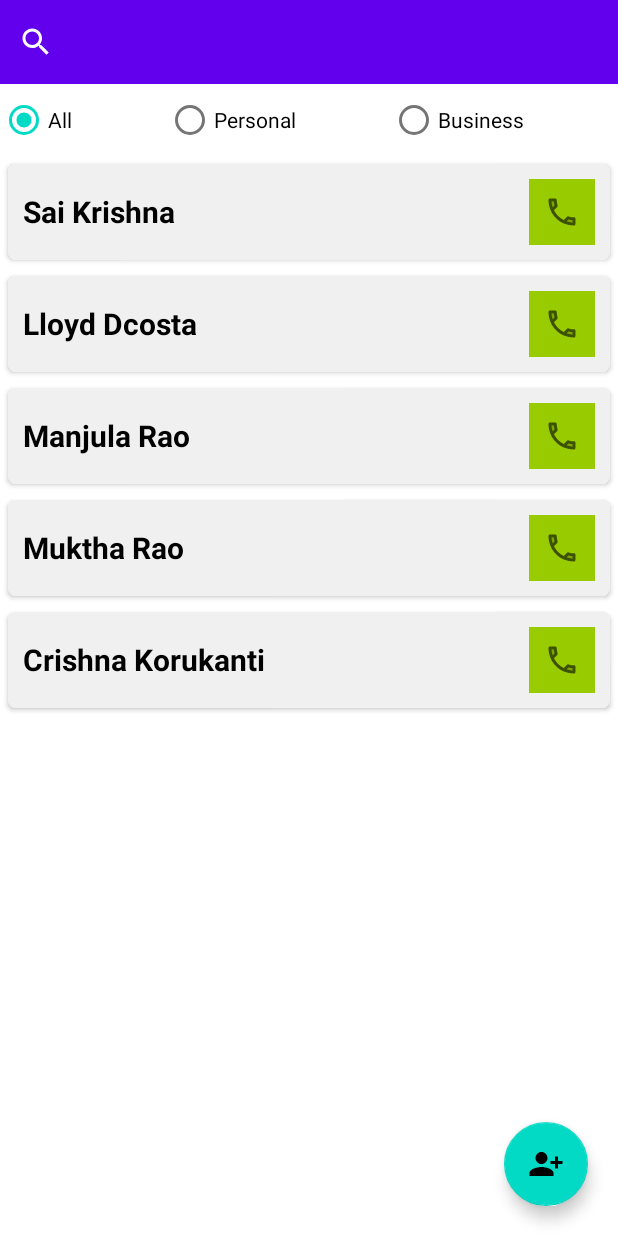
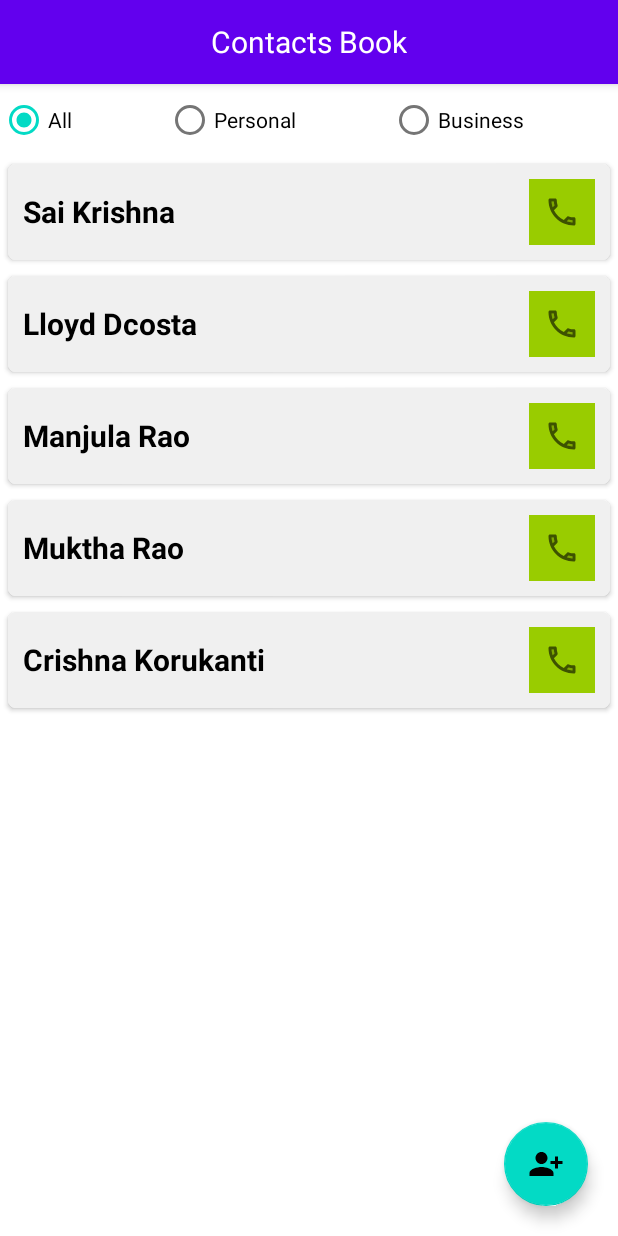
Before and after one commit to krishnakorukanti/contactsbook, an Android app: the screen it shows after launch (MainActivity), on a phone screen of 412 x 824 dp. Run offline under Robolectric (Android 15) with nearby library versions, the phone set to English and light mode, and no system bars; our stand-ins replace Room's generated code.

Commit message:
Edit Contacts

```diff
--- a/app/src/main/java/com/crishna/contactsbook/room/DaoContacts.kt
+++ b/app/src/main/java/com/crishna/contactsbook/room/DaoContacts.kt
@@ -1,10 +1,7 @@
 package com.crishna.contactsbook.room
 
 import androidx.lifecycle.LiveData
-import androidx.room.Dao
-import androidx.room.Delete
-import androidx.room.Insert
-import androidx.room.Query
+import androidx.room.*
 import com.crishna.contactsbook.model.Person
 
 @Dao
@@ -28,4 +25,11 @@ interface DaoContacts {
 
     @Delete
     fun deleteContact(person: Person)
+
+    @Update
+    suspend fun updateContact(person: Person)
+
+    @Query("Select * from Contacts where firstname Like (:searchQuery) or lastname Like (:searchQuery)")
+    fun searchContacts(searchQuery : String) : LiveData<List<Person>>
+
 }
--- a/app/src/main/java/com/crishna/contactsbook/viewmodel/CreateViewModel.kt
+++ b/app/src/main/java/com/crishna/contactsbook/viewmodel/CreateViewModel.kt
@@ -27,4 +27,7 @@ class CreateViewModel(context: Context) : ViewModel() {
     fun deleteContact(person: Person){
         operationsRepo.deleteContact(person)
     }
+    fun udpateContact(person: Person){
+        operationsRepo.updateContact(person)
+    }
 }
--- a/app/src/main/java/com/crishna/contactsbook/viewmodel/HomeViewModel.kt
+++ b/app/src/main/java/com/crishna/contactsbook/viewmodel/HomeViewModel.kt
@@ -17,4 +17,8 @@ class HomeViewModel(context: Context) : ViewModel() {
     fun observeFilters(filter: String): LiveData<List<Person>> {
         return operationsRepo.filterContacts(filter)
     }
+
+    fun searchContacts(searchQuery: String): LiveData<List<Person>> {
+        return operationsRepo.searchContacts(searchQuery)
+    }
 }
--- a/app/src/main/res/layout/activity_main.xml
+++ b/app/src/main/res/layout/activity_main.xml
@@ -5,20 +5,42 @@
     android:layout_height="match_parent"
     tools:context=".view.home.MainActivity">
 
-    <SearchView
-        android:id="@+id/searchContacts"
+    <com.google.android.material.appbar.MaterialToolbar
+        android:id="@+id/topAppBar"
+        style="@style/Widget.MaterialComponents.Toolbar.Primary"
         android:layout_width="match_parent"
         android:layout_height="?attr/actionBarSize"
-        android:layout_alignParentEnd="true"
-        android:background="?colorPrimary"
-        android:queryHint="Search Contacts"
-        android:searchIcon="@drawable/ic_baseline_search_24" />
+        android:layout_alignParentTop="true">
+
+        <TextView
+            android:layout_width="wrap_content"
+            android:layout_height="wrap_content"
+            android:layout_gravity="center"
+            android:ellipsize="end"
+            android:maxLines="1"
+            android:text="@string/app_name"
+            android:textColor="@color/white"
+            android:textSize="@dimen/sp_20" />
+
+        <SearchView
+            android:id="@+id/searchContacts"
+            android:layout_width="wrap_content"
+            android:layout_height="?attr/actionBarSize"
+            android:layout_gravity="end"
+            android:background="?colorPrimary"
+            android:padding="@dimen/dp_10"
+            android:visibility="gone"
+            android:queryHint="Search Contacts"
+            android:searchIcon="@drawable/ic_baseline_search_24" />
+    </com.google.android.material.appbar.MaterialToolbar>
+
+
 
     <RadioGroup
         android:id="@+id/radioFilters"
         android:layout_width="match_parent"
         android:layout_height="wrap_content"
-        android:layout_below="@+id/searchContacts"
+        android:layout_below="@+id/topAppBar"
         android:orientation="horizontal">
 
         <RadioButton
```
Also changed, not shown: app/src/main/AndroidManifest.xml (+4 -3 lines), app/src/main/java/com/crishna/contactsbook/repository/OperationsRepo.kt (+13 -1 lines), app/src/main/java/com/crishna/contactsbook/view/home/MainActivity.kt (+24 -0 lines), app/src/main/java/com/crishna/contactsbook/view/info/ContactInfoActivity.kt (+8 -1 lines), app/src/main/java/com/crishna/contactsbook/view/update/EditContactActivity.kt (added, +88 -0 lines).
